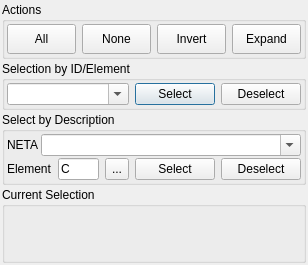
Above: branches/nugui/src/gui/select.ui from trisyoungs/aten before the change. Below: the same form after it.
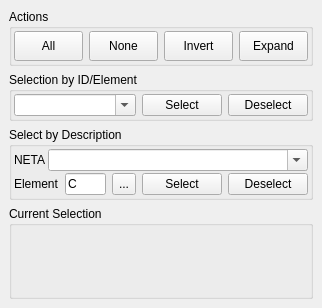
That is the form after the change. Icons and pictures are not drawn.

Commit message: Renamed fragment* to fragments* in src/gui. Converted some more tool windows to dock widgets.

```diff
--- a/branches/nugui/src/gui/select.ui
+++ b/branches/nugui/src/gui/select.ui
@@ -1,28 +1,19 @@
 <ui version="4.0">
- <class>SelectDialog</class>
- <widget class="QDialog" name="SelectDialog">
+ <class>SelectWidget</class>
+ <widget class="QDockWidget" name="SelectWidget">
   <property name="geometry">
    <rect>
     <x>0</x>
     <y>0</y>
-    <width>307</width>
-    <height>265</height>
+    <width>277</width>
+    <height>308</height>
    </rect>
   </property>
   <property name="windowTitle">
    <string>Select</string>
   </property>
-  <property name="windowIcon">
-   <iconset resource="icons.qrc">
-    <normaloff>:/stackicons/icons/stack_select.svg</normaloff>:/stackicons/icons/stack_select.svg</iconset>
-  </property>
+  <widget class="QWidget" name="dockWidgetContents">
   <layout class="QVBoxLayout" name="verticalLayout_4">
-   <property name="spacing">
-    <number>2</number>
-   </property>
-   <property name="margin">
-    <number>2</number>
-   </property>
    <item>
     <widget class="QGroupBox" name="ActionsBox">
      <property name="sizePolicy">
@@ -419,6 +410,7 @@
     </widget>
    </item>
   </layout>
+  </widget>
  </widget>
  <resources>
   <include location="icons.qrc"/>
```
Left out of the diff: 1 changed line with no effect on the pictures. Lines whose indentation alone changed are shown as unchanged. The commit also changes 14 other files.
